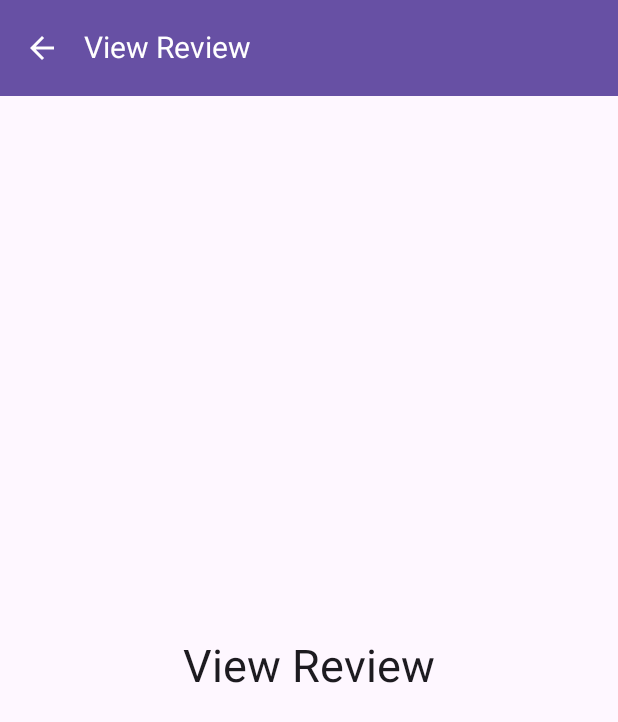
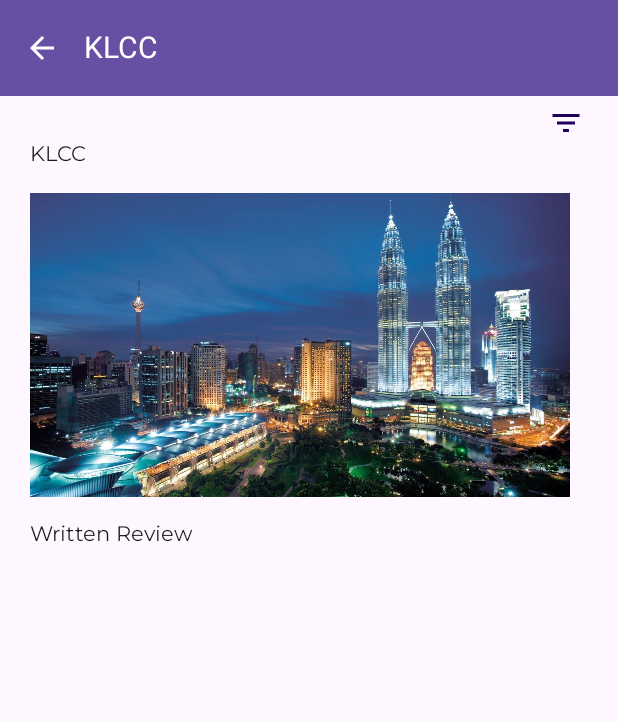
Before and after one commit to lakxhana/GoNative, an Android app built with Jetpack Compose: the @Preview function PreviewViewReviewRatings, on a phone screen of 412 x 824 dp. Shown: the top 722 px of the screen. Run offline under Robolectric (Android 15) with nearby library versions, the phone set to English and light mode, and no system bars.

Commit message:
view ratings

```diff
--- a/app/build.gradle.kts
+++ b/app/build.gradle.kts
@@ -40,7 +40,7 @@ android {
 }
 
 dependencies {
-
+    implementation(libs.androidx.material.icons.extended)
     implementation(libs.androidx.core.ktx)
     implementation(libs.androidx.lifecycle.runtime.ktx)
     implementation(libs.androidx.activity.compose)
--- a/app/src/main/java/com/example/gonative/MainActivity.kt
+++ b/app/src/main/java/com/example/gonative/MainActivity.kt
@@ -59,8 +59,9 @@ class MainActivity : ComponentActivity() {
                         composable("review") {
                             ReviewRatings(navController)
                         }
-                        composable("view review") {
-                            ViewReviewRatings(navController)
+                        composable("viewReviewRatings/{placeName}") { backStackEntry ->
+                            val placeName = backStackEntry.arguments?.getString("placeName") ?: "Unknown Place"
+                            ViewReviewRatings(navController, placeName)
                         }
                         composable("events"){
                             //add evets screen  func here
--- a/app/src/main/java/com/example/gonative/ViewReviewRatings.kt
+++ b/app/src/main/java/com/example/gonative/ViewReviewRatings.kt
@@ -1,31 +1,65 @@
 package com.example.gonative
 
+import androidx.compose.foundation.Image
+import androidx.compose.foundation.clickable
 import androidx.compose.foundation.layout.Arrangement
 import androidx.compose.foundation.layout.Box
 import androidx.compose.foundation.layout.Column
+import androidx.compose.foundation.layout.Row
+import androidx.compose.foundation.layout.Spacer
 import androidx.compose.foundation.layout.fillMaxSize
+import androidx.compose.foundation.layout.fillMaxWidth
 import androidx.compose.foundation.layout.padding
+import androidx.compose.foundation.layout.width
 import androidx.compose.material.icons.Icons
-import androidx.compose.material.icons.filled.ArrowBack
+import androidx.compose.material.icons.filled.*
 import androidx.compose.material3.*
 import androidx.compose.runtime.Composable
+import androidx.compose.runtime.getValue
+import androidx.compose.runtime.mutableStateOf
+import androidx.compose.runtime.remember
+import androidx.compose.runtime.setValue
 import androidx.compose.ui.Alignment
 import androidx.compose.ui.Modifier
 import androidx.compose.ui.graphics.Color
+import androidx.compose.ui.res.painterResource
 import androidx.compose.ui.res.stringResource
+import androidx.compose.ui.text.font.Font
+import androidx.compose.ui.text.font.FontFamily
 import androidx.compose.ui.tooling.preview.Preview
+import androidx.compose.ui.unit.dp
 import androidx.compose.ui.unit.sp
 import androidx.navigation.NavController
 import androidx.navigation.compose.rememberNavController
 @OptIn(ExperimentalMaterial3Api::class)
 @Composable
-fun ViewReviewRatings(navController: NavController) {
+fun ViewReviewRatings(navController: NavController, placeName: String) {
+    val imageResource = when (placeName) {
+        "KLCC" -> R.drawable.klcc
+        "Botanical Garden" -> R.drawable.botanicalgarden
+        "Pasar Seni" -> R.drawable.pasarseni
+        else -> null
+    }
+
+    val isDialogOpen = remember { mutableStateOf(false) }
+    val sortOption = remember { mutableStateOf("") }
+
+    val sortOptions = listOf(
+        stringResource(R.string.mostRecentRatings),
+        stringResource(R.string.highestRatings),
+        stringResource(R.string.lowestRatings)
+    )
+
+    fun sortReviews(option: String) {
+        sortOption.value = option
+    }
+
     Scaffold(
         topBar = {
             TopAppBar(
                 title = {
                     Text(
-                        text = stringResource(R.string.viewReviewRatings_name),
+                        text = placeName,
                         fontSize = 20.sp,
                         color = MaterialTheme.colorScheme.onPrimary
                     )
@@ -50,23 +84,90 @@ fun ViewReviewRatings(navController: NavController) {
                 .fillMaxSize()
                 .padding(innerPadding)
         ) {
+            Row(
+                verticalAlignment = Alignment.CenterVertically,
+                modifier = Modifier
+                    .padding(bottom = 18.dp, start = 365.dp, top = 6.dp)
+                    .clickable { isDialogOpen.value = true }
+            ) {
+                Icon(
+                    imageVector = Icons.Filled.FilterList,
+                    contentDescription = "Filter Icon",
+                    tint = MaterialTheme.colorScheme.onPrimaryContainer
+                )
+            }
             Column(
-                modifier = Modifier.fillMaxSize(),
-                verticalArrangement = Arrangement.Center,
-                horizontalAlignment = Alignment.CenterHorizontally
+                modifier = Modifier
+                    .fillMaxSize()
+                    .padding(top = 30.dp, start = 20.dp),
+                verticalArrangement = Arrangement.Top,
+                horizontalAlignment = Alignment.Start
             ) {
+                Row(
+                    verticalAlignment = Alignment.CenterVertically,
+                    modifier = Modifier.padding(bottom = 18.dp)
+                ) {
+                    Text(
+                        text = placeName,
+                        fontSize = 14.sp,
+                        fontFamily = FontFamily(Font(R.font.montserrat_regular))
+                    )
+                    Spacer(modifier = Modifier.width(8.dp))
+                }
+
+                if (imageResource != null) {
+                    Image(
+                        painter = painterResource(id = imageResource),
+                        contentDescription = placeName,
+                        modifier = Modifier
+                            .padding(bottom = 16.dp)
+                            .width(360.dp)
+                            .clickable {
+                                navController.navigate("viewReviewRatings/$placeName")
+                            }
+                    )
+                }
+
                 Text(
-                    text = stringResource(R.string.viewReviewRatings_name),
-                    fontSize = 30.sp
+                    text = "Written Review",
+                    fontSize = 14.sp,
+                    fontFamily = FontFamily(Font(R.font.montserrat_regular))
+                )
+            }
+
+            if (isDialogOpen.value) {
+                AlertDialog(
+                    onDismissRequest = { isDialogOpen.value = false },
+                    title = { Text("Sort Reviews") },
+                    text = {
+                        Column {
+                            sortOptions.forEach { option ->
+                                TextButton(onClick = {
+                                    sortReviews(option)
+                                    isDialogOpen.value = false
+                                }) {
+                                    Text(option)
+                                }
+                            }
+                        }
+                    },
+                    confirmButton = {},
+                    dismissButton = {
+                        TextButton(onClick = { isDialogOpen.value = false }) {
+                            Text("Cancel")
+                        }
+                    }
                 )
             }
         }
     }
 }
 
+
 @Preview(showBackground = true)
 @Composable
 fun PreviewViewReviewRatings() {
     val mockNavController = rememberNavController()
-    ViewReviewRatings(navController = mockNavController)
+    val mockPlaceName = "KLCC"
+    ViewReviewRatings(navController = mockNavController, placeName = mockPlaceName)
 }
--- a/app/src/main/res/values/strings.xml
+++ b/app/src/main/res/values/strings.xml
@@ -4,6 +4,9 @@
     <string name="reviewRatings_name">Review / Ratings</string>
     <string name="addReviewRatings_name">Add Review</string>
     <string name="viewReviewRatings_name">View Review</string>
+    <string name="highestRatings">Highest Ratings</string>
+    <string name="lowestRatings">Lowest Ratings</string>
+    <string name="mostRecentRatings">Most Recent</string>
 
     <string name="reviewPlace1">Botanical Garden</string>
     <string name="reviewPlace2">Pasar Seni</string>
--- a/gradle/libs.versions.toml
+++ b/gradle/libs.versions.toml
@@ -10,6 +10,7 @@ activityCompose = "1.9.3"
 composeBom = "2024.04.01"
 navigationCompose = "2.8.4"
 uiTextGoogleFonts = "1.7.5"
+materialIconsExtended = "1.4.0"  # Added version for material-icons-extended
 
 [libraries]
 androidx-core-ktx = { group = "androidx.core", name = "core-ktx", version.ref = "coreKtx" }
@@ -28,6 +29,7 @@ androidx-ui-test-junit4 = { group = "androidx.compose.ui", name = "ui-test-junit
 androidx-material3 = { group = "androidx.compose.material3", name = "material3" }
 androidx-navigation-compose = { group = "androidx.navigation", name = "navigation-compose", version.ref = "navigationCompose" }
 androidx-ui-text-google-fonts = { group = "androidx.compose.ui", name = "ui-text-google-fonts", version.ref = "uiTextGoogleFonts" }
+androidx-material-icons-extended = { group = "androidx.compose.material", name = "material-icons-extended", version.ref = "materialIconsExtended" }  # Added material-icons-extended
 
 [plugins]
 android-application = { id = "com.android.application", version.ref = "agp" }
```
Also changed, not shown: app/src/main/java/com/example/gonative/ReviewRatings.kt (+12 -6 lines).
